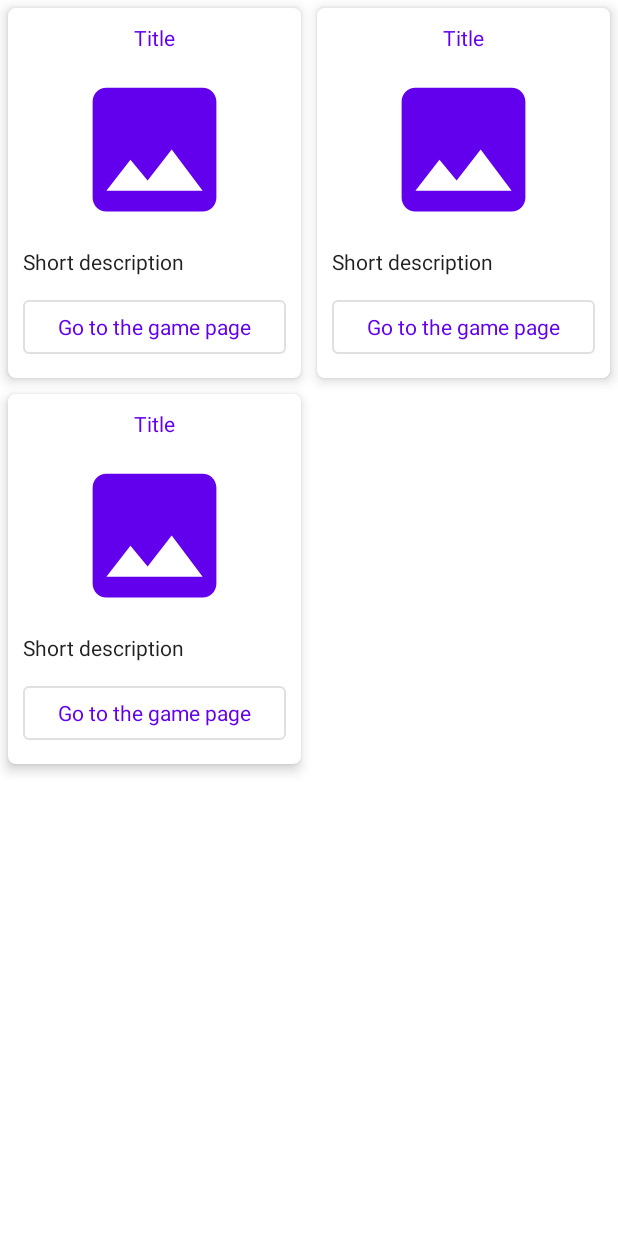
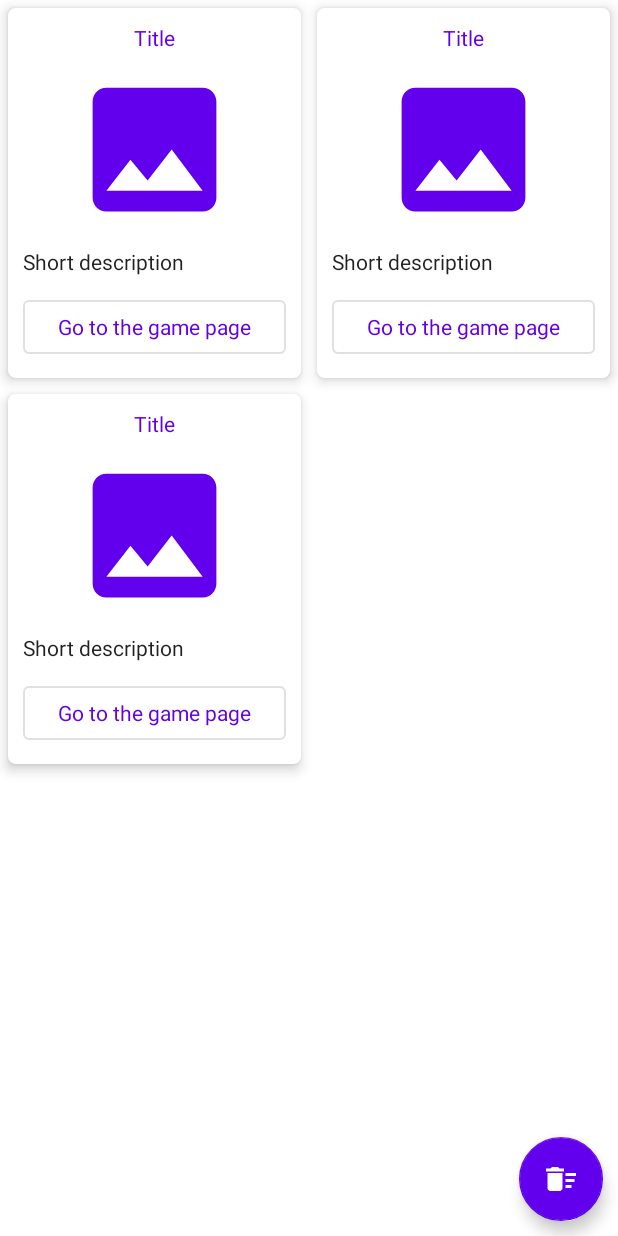
Before and after one commit to jorgesanaguaray/VideoGamesInformation, an Android app: the layout fragment_favorite.xml on its own in the app's theme, with its tools: preview values and no code run, on a phone screen of 412 x 824 dp. Run offline under Robolectric (Android 15) with nearby library versions, the phone set to English and light mode, and no system bars.

Commit message:
I have added a function to remove all favorite games by pressing a button.

```diff
--- a/app/src/main/java/com/jorgesanaguaray/videogamesinformation/data/local/GameDao.kt
+++ b/app/src/main/java/com/jorgesanaguaray/videogamesinformation/data/local/GameDao.kt
@@ -66,5 +66,8 @@ interface GameDao {
     @Query("SELECT * FROM favorites_table")
     suspend fun getAllFavorites(): List<FavoritesEntity>
 
+    @Query("DELETE FROM favorites_table")
+    suspend fun deleteAllFavorites()
+
 
 }
--- a/app/src/main/java/com/jorgesanaguaray/videogamesinformation/repo/GameRepository.kt
+++ b/app/src/main/java/com/jorgesanaguaray/videogamesinformation/repo/GameRepository.kt
@@ -146,5 +146,9 @@ class GameRepository @Inject constructor(
 
     }
 
+    suspend fun deleteAllFavorites() {
+        gameDao.deleteAllFavorites()
+    }
+
 
 }
--- /dev/null
+++ b/app/src/main/res/drawable/ic_delete.xml
@@ -0,0 +1,5 @@
+<vector android:height="24dp" android:tint="#000000"
+    android:viewportHeight="24" android:viewportWidth="24"
+    android:width="24dp" xmlns:android="http://schemas.android.com/apk/res/android">
+    <path android:fillColor="@android:color/white" android:pathData="M15,16h4v2h-4zM15,8h7v2h-7zM15,12h6v2h-6zM3,18c0,1.1 0.9,2 2,2h6c1.1,0 2,-0.9 2,-2L13,8L3,8v10zM14,5h-3l-1,-1L6,4L5,5L2,5v2h12z"/>
+</vector>
--- a/app/src/main/res/layout/fragment_favorite.xml
+++ b/app/src/main/res/layout/fragment_favorite.xml
@@ -23,6 +23,18 @@
 
     </androidx.swiperefreshlayout.widget.SwipeRefreshLayout>
 
+    <com.google.android.material.floatingactionbutton.FloatingActionButton
+        android:id="@+id/mFloatingActionButton"
+        android:layout_width="wrap_content"
+        android:layout_height="wrap_content"
+        android:layout_alignParentEnd="true"
+        android:layout_alignParentBottom="true"
+        android:layout_margin="10dp"
+        android:contentDescription="@string/app_name"
+        android:src="@drawable/ic_delete"
+        app:tintMode="@color/white"
+        app:backgroundTint="@color/purple_500"/>
+
     <TextView
         android:id="@+id/mTextViewNoFavorites"
         android:layout_width="match_parent"
--- a/app/src/main/res/values/strings.xml
+++ b/app/src/main/res/values/strings.xml
@@ -34,6 +34,10 @@
     <string name="remove_from_favorites">Remove from favorites</string>
     <string name="game_saved_in_favorites">Game saved in favorites</string>
     <string name="there_are_no_favorite_games_to_show">There are no favorite games to show</string>
+    <string name="delete_all_favorite_games">Delete all favorite games</string>
+    <string name="are_you_sure_you_want_to_delete_all_your_favorite_games">Are you sure you want to delete all your favorite games?</string>
+    <string name="yes">Yes</string>
+    <string name="no">No</string>
 
     <string-array name="categories">
         <item>mmorpg</item>
```
Also changed, not shown: app/src/main/java/com/jorgesanaguaray/videogamesinformation/domain/DeleteAllFavorites.kt (added, +18 -0 lines), app/src/main/java/com/jorgesanaguaray/videogamesinformation/ui/favorite/FavoriteFragment.kt (+24 -0 lines), app/src/main/java/com/jorgesanaguaray/videogamesinformation/ui/favorite/FavoriteViewModel.kt (+26 -3 lines).
